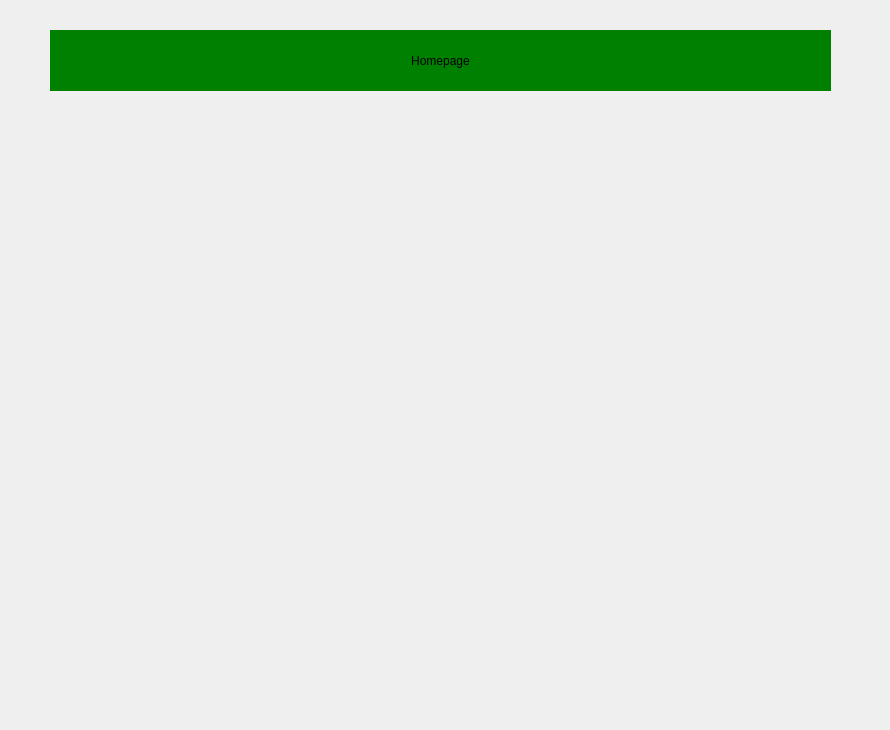
Before: the Qt Designer form assets/ui_XML/home_window.ui in nisaia/P-yQt-ersonal-management-system, drawn with Qt 5.
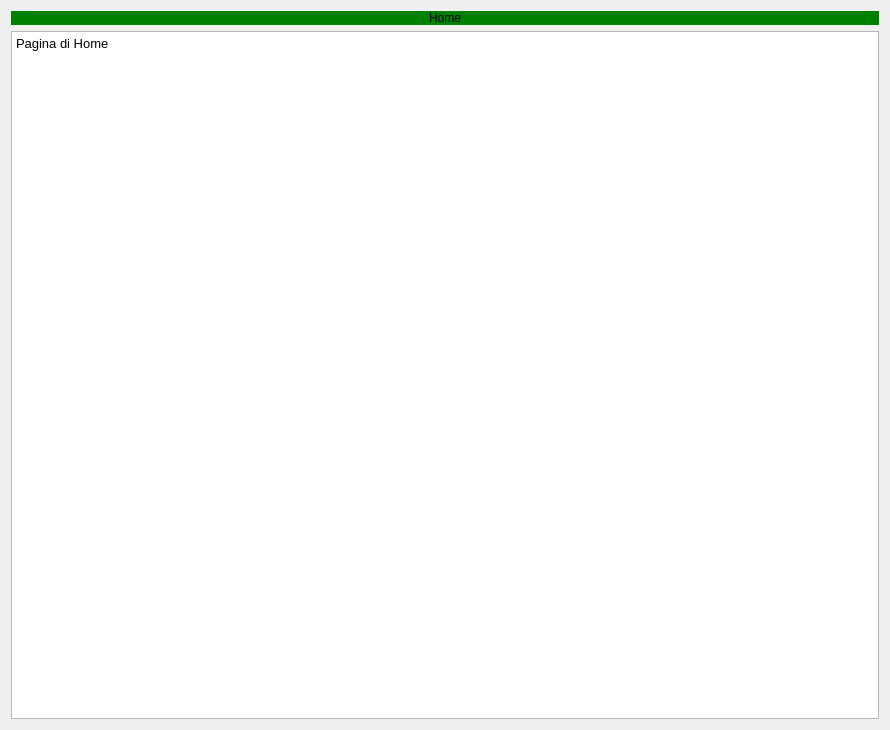
After: the same form once the commit is applied.

```diff
--- a/assets/ui_XML/home_window.ui
+++ b/assets/ui_XML/home_window.ui
@@ -18,28 +18,35 @@
 	background-color: green;
 }</string>
   </property>
-  <widget class="QWidget" name="horizontalLayoutWidget">
-   <property name="geometry">
-    <rect>
-     <x>50</x>
-     <y>30</y>
-     <width>781</width>
-     <height>61</height>
-    </rect>
-   </property>
-   <layout class="QHBoxLayout" name="horizontalLayout">
+  <layout class="QVBoxLayout" name="verticalLayout">
     <item>
      <widget class="QLabel" name="homepage_label">
+     <property name="sizePolicy">
+      <sizepolicy hsizetype="Preferred" vsizetype="Preferred">
+       <horstretch>0</horstretch>
+       <verstretch>0</verstretch>
+      </sizepolicy>
+     </property>
       <property name="text">
-       <string>Homepage</string>
+      <string>Home</string>
       </property>
       <property name="alignment">
        <set>Qt::AlignCenter</set>
       </property>
      </widget>
     </item>
-   </layout>
-  </widget>
+   <item>
+    <widget class="QTextEdit" name="textEdit">
+     <property name="html">
+      <string>&lt;!DOCTYPE HTML PUBLIC &quot;-//W3C//DTD HTML 4.0//EN&quot; &quot;http://www.w3.org/TR/REC-html40/strict.dtd&quot;&gt;
+&lt;html&gt;&lt;head&gt;&lt;meta name=&quot;qrichtext&quot; content=&quot;1&quot; /&gt;&lt;style type=&quot;text/css&quot;&gt;
+p, li { white-space: pre-wrap; }
+&lt;/style&gt;&lt;/head&gt;&lt;body style=&quot; font-family:'Noto Sans'; font-size:10pt; font-weight:400; font-style:normal;&quot;&gt;
+&lt;p style=&quot; margin-top:0px; margin-bottom:0px; margin-left:0px; margin-right:0px; -qt-block-indent:0; text-indent:0px;&quot;&gt;Pagina di Home&lt;/p&gt;&lt;/body&gt;&lt;/html&gt;</string>
+     </property>
+    </widget>
+   </item>
+  </layout>
  </widget>
  <resources/>
  <connections/>
```
Lines whose indentation alone changed are shown as unchanged.
